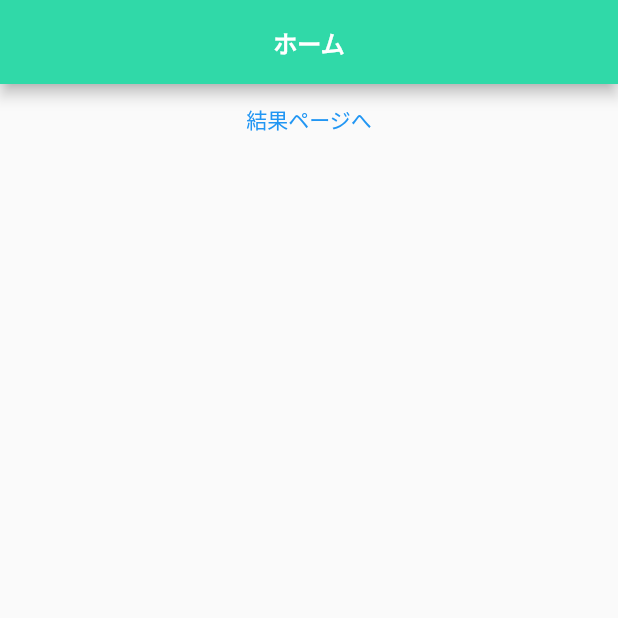
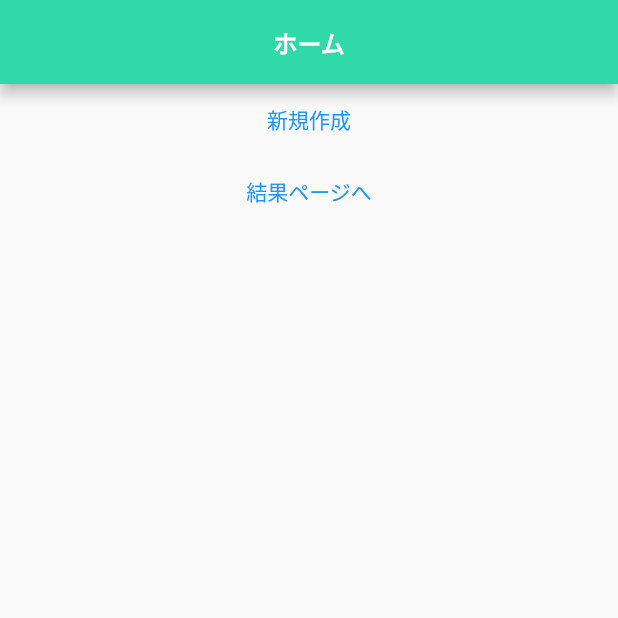
Before and after one commit to syunnpukuta/muit, a Flutter app: the screen it shows after launch, on a phone screen of 412 x 824 dp, the top half of it. Run offline on Flutter 3.47's test engine with Material 2 defaults, Android fonts, the phone set to English and light mode, and no system bars; our stand-ins replace like_button; missing offline and left inert: dart:html, window_location_href.

Commit message:
新規作成ボタンの追加

```diff
--- a/lib/main.dart
+++ b/lib/main.dart
@@ -1,6 +1,7 @@
 import 'package:flutter/material.dart';
 import 'package:flutter_app/result_page.dart';
 import 'package:window_location_href/window_location_href.dart';
+import 'package:url_launcher/url_launcher.dart';
 
 void main() {
   runApp(MyApp());
@@ -48,7 +49,7 @@ class _MyHomePageState extends State<MyHomePage> {
       "\"image\":[\"https://picsum.photos/250?image=9\"],"
       "\"explanation\": \"寺も回れるキレイな町並みです。\""
       "}]";
-
+  String _url = "https://www.yahoo.co.jp/";
 
   @override
   Widget build(BuildContext context) {
@@ -69,6 +70,10 @@ class _MyHomePageState extends State<MyHomePage> {
       body: ListView(
         children: [
           TextButton(
+              onPressed: _launchURL,
+              child: Text("新規作成")
+          ),
+          TextButton(
             onPressed: () => Navigator.push(
                 context,
                 MaterialPageRoute(builder: (c)=>ResultPage(para))
@@ -78,6 +83,8 @@ class _MyHomePageState extends State<MyHomePage> {
         ],
       ),
     );
+  }
 
-  }
+  void _launchURL() async =>
+      await launch(_url) ;
 }
--- a/pubspec.yaml
+++ b/pubspec.yaml
@@ -36,6 +36,7 @@ dependencies:
   window_location_href: ^1.0.0
   like_button: ^2.0.2
   flutter_svg: ^0.22.0
+  url_launcher: ^6.0.9
 
 dev_dependencies:
   flutter_test:
```
Also changed, not shown: pubspec.lock.
